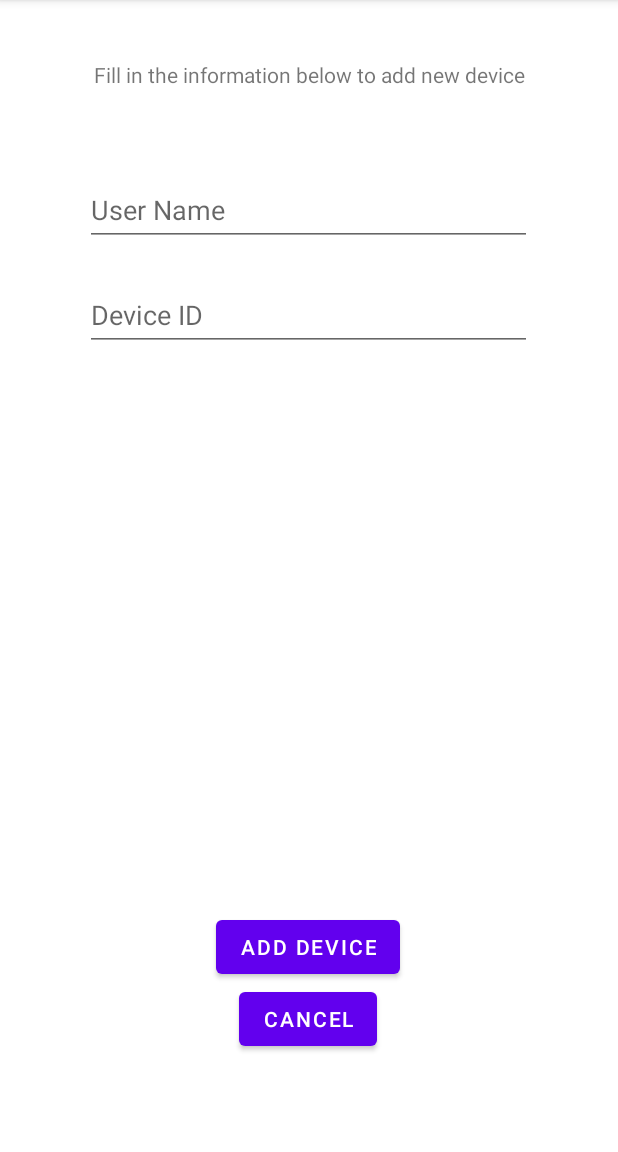
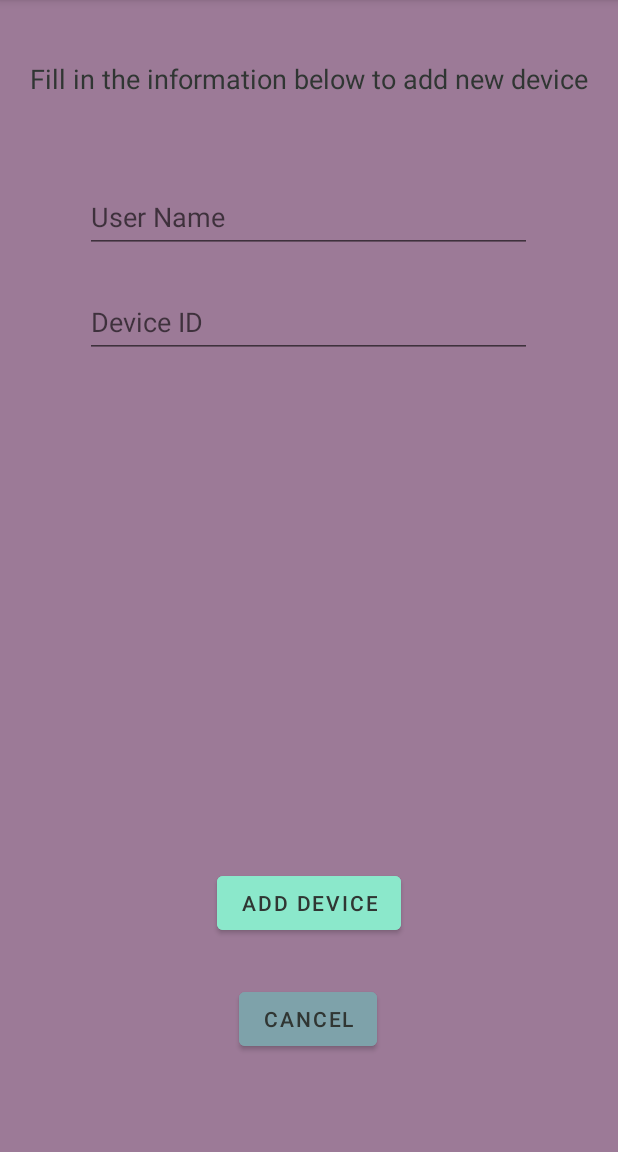
Before and after one commit to qclalo/capstone, an Android app: the InstructionMenuFragment screen opened through its navigation route, on a phone screen of 412 x 824 dp, the part 84-1236 px from its top. Run offline under Robolectric (Android 15) with nearby library versions, the phone set to English and light mode, and no system bars.

Commit message:
Added new color theme, changed colors of fragmentmainmenu

```diff
--- a/NEMoCoDe_App/app/src/main/res/layout/fragment_instruction_menu.xml
+++ b/NEMoCoDe_App/app/src/main/res/layout/fragment_instruction_menu.xml
@@ -4,21 +4,25 @@
     xmlns:app="http://schemas.android.com/apk/res-auto"
     android:layout_width="match_parent"
     android:layout_height="match_parent"
+    android:background="@color/pink"
     tools:context=".InstructionMenuFragment">
 
     <Button
         android:id="@+id/add_device_confirm"
         android:layout_width="wrap_content"
         android:layout_height="wrap_content"
+        android:backgroundTint="@color/mint"
         android:text="@string/add_device"
+        android:textColor="@color/space"
         app:layout_constraintBottom_toTopOf="@+id/cancel_button"
         app:layout_constraintEnd_toEndOf="parent"
-        app:layout_constraintHorizontal_bias="0.498"
         app:layout_constraintStart_toStartOf="parent"
         app:layout_constraintTop_toTopOf="parent"
-        app:layout_constraintVertical_bias="1.0" />
+        app:layout_constraintVertical_bias="0.952" />
 
     <Button
+        android:backgroundTint="@color/blue"
+        android:textColor="@color/space"
         android:id="@+id/cancel_button"
         android:layout_width="wrap_content"
         android:layout_height="wrap_content"
@@ -56,11 +60,13 @@
         app:layout_constraintVertical_bias="0.05" />
 
     <TextView
+        android:textColor="@color/space"
         android:id="@+id/fill_in_info"
         android:layout_width="wrap_content"
         android:layout_height="wrap_content"
         android:layout_marginTop="40dp"
         android:text="@string/add_new_device"
+        android:textSize="18dp"
         app:layout_constraintEnd_toEndOf="parent"
         app:layout_constraintStart_toStartOf="parent"
         app:layout_constraintTop_toTopOf="parent" />
--- a/NEMoCoDe_App/app/src/main/res/layout/fragment_main_menu.xml
+++ b/NEMoCoDe_App/app/src/main/res/layout/fragment_main_menu.xml
@@ -7,10 +7,12 @@
     tools:context=".MainMenuFragment">
 
     <Button
+        android:backgroundTint="@color/mint"
         android:id="@+id/add_device_main"
         android:layout_width="wrap_content"
         android:layout_height="wrap_content"
         android:text="@string/add_device"
+        android:textColor="@color/space"
         app:layout_constraintBottom_toBottomOf="parent"
         app:layout_constraintEnd_toEndOf="parent"
         app:layout_constraintHorizontal_bias="0.498"
@@ -19,6 +21,7 @@
         app:layout_constraintVertical_bias="0.134" />
 
     <TextView
+
         android:id="@+id/no_devices"
         android:layout_width="wrap_content"
         android:layout_height="wrap_content"
--- a/NEMoCoDe_App/app/src/main/res/values/colors.xml
+++ b/NEMoCoDe_App/app/src/main/res/values/colors.xml
@@ -6,7 +6,12 @@
     <color name="teal_200">#FF03DAC5</color>
     <color name="teal_700">#FF018786</color>
     <color name="black">#FF000000</color>
-    <color name="white">#FFFFFFFF</color>
+    <color name="white">#FFFFFF</color>
+    <color name="space">#303633</color>
+    <color name="mint">#8BE8CB</color>
+    <color name="blue">#7EA2AA</color>
+    <color name="grey">#888DA7</color>
+    <color name="pink">#9C7A97</color>
 
     <color name="app_background">#545454</color>
     <color name="button_color">#69747C</color>
```
